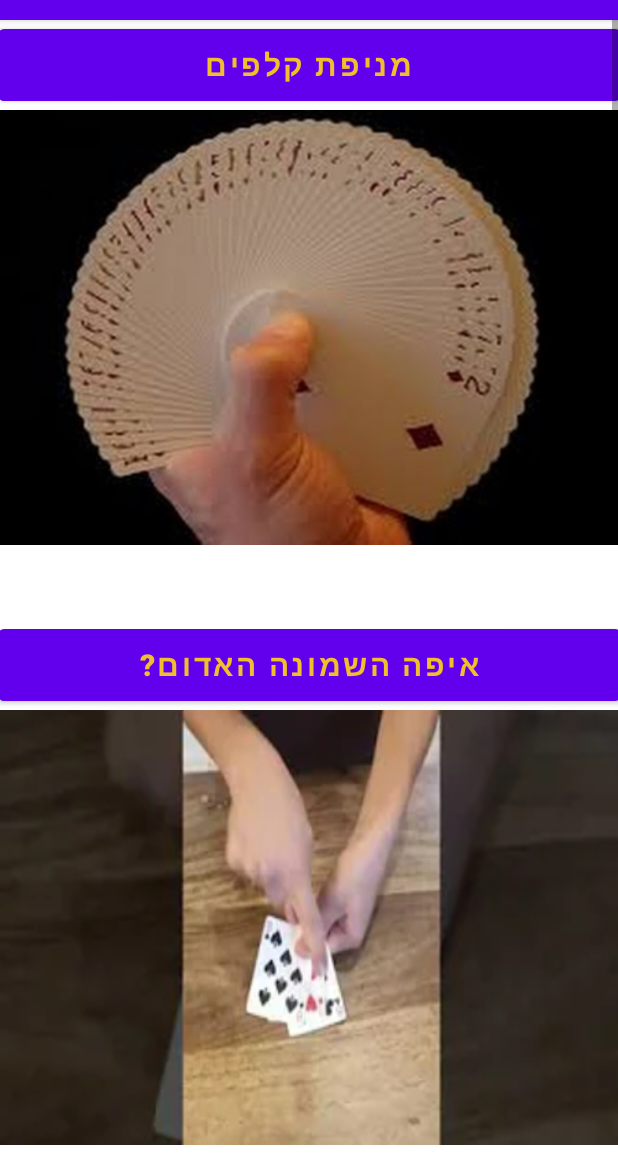
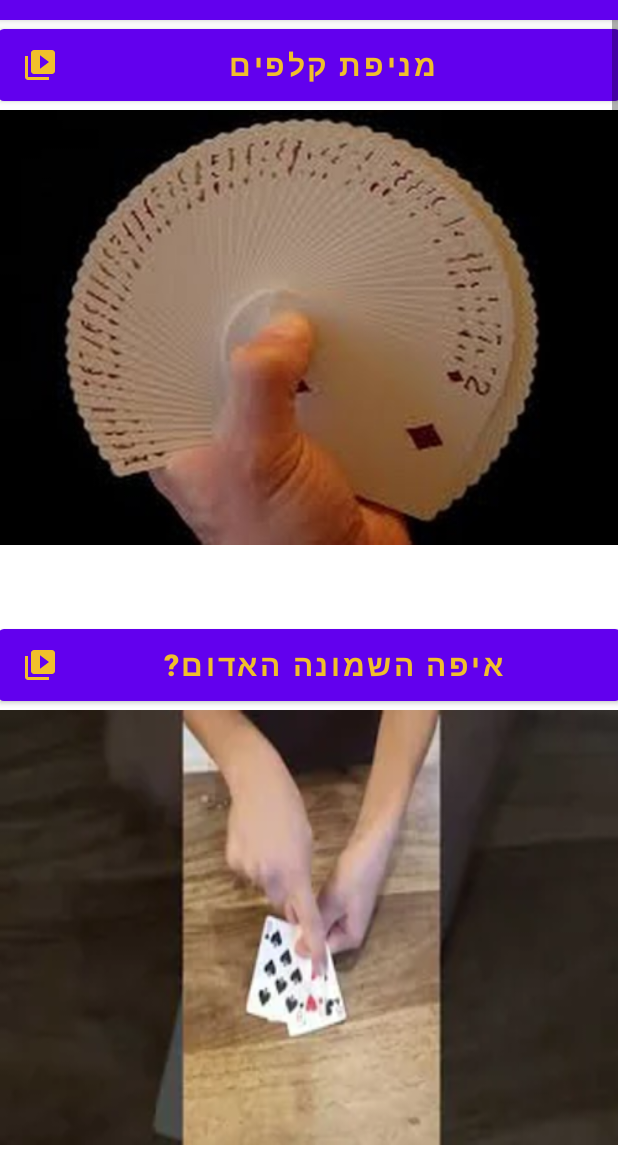
Before and after one commit to 325898302/WorkMagic, an Android app: the LearnMagicActivity screen opened directly, with no data from a screen before it, on a phone screen of 412 x 824 dp, the part 64-1236 px from its top. Run offline under Robolectric (Android 15) with nearby library versions, the phone set to English and light mode, and no system bars; Roboto replaces fonts that are not available here.

Commit message:
icon vidio

```diff
--- a/app/src/main/java/com/example/workmagic/AboutShowActivity.java
+++ b/app/src/main/java/com/example/workmagic/AboutShowActivity.java
@@ -30,7 +30,7 @@ public class AboutShowActivity extends AppCompatActivity implements View.OnClick
     Button left;
     Button right;
     Button btPhone;
-    Button GifPhone; // sdhgggggggggggggg
+    Button GifPhone;
     ImageView imAnim;
     Button btWhatsApp;
     Dialog dialogDetails;
@@ -68,7 +68,7 @@ public class AboutShowActivity extends AppCompatActivity implements View.OnClick
         right.setOnClickListener(this);
         btPhone = findViewById(R.id.btPhone);
         btPhone.setOnClickListener(this);
-        GifPhone = findViewById(R.id.GifPhone); // rtherrrrrrrrrrrrrrrrrrrtnjh
+        GifPhone = findViewById(R.id.GifPhone);
         GifPhone.setOnClickListener(this);
         tv1 = findViewById(R.id.tv1);
     }
@@ -190,7 +190,7 @@ public class AboutShowActivity extends AppCompatActivity implements View.OnClick
             }
         }
 
-        if (v == GifPhone) { // fhdynftmjynnnnnnnnnnnnnf
+        if (v == GifPhone) {
 
             Intent intent = new Intent();
             Uri data = Uri.parse("tel:" + "0503407888");
--- /dev/null
+++ b/app/src/main/res/drawable/vid_ic.xml
@@ -0,0 +1,5 @@
+<vector android:height="24dp" android:tint="#F1BF2B"
+    android:viewportHeight="24" android:viewportWidth="24"
+    android:width="24dp" xmlns:android="http://schemas.android.com/apk/res/android">
+    <path android:fillColor="@android:color/white" android:pathData="M4,6L2,6v14c0,1.1 0.9,2 2,2h14v-2L4,20L4,6zM20,2L8,2c-1.1,0 -2,0.9 -2,2v12c0,1.1 0.9,2 2,2h12c1.1,0 2,-0.9 2,-2L22,4c0,-1.1 -0.9,-2 -2,-2zM12,14.5v-9l6,4.5 -6,4.5z"/>
+</vector>
--- a/app/src/main/res/layout/activity_learnmagic.xml
+++ b/app/src/main/res/layout/activity_learnmagic.xml
@@ -20,7 +20,8 @@
             android:text="מניפת קלפים"
             android:textColor="#F1BF2B"
             android:textSize="20dp"
-            android:textStyle="bold" />
+            android:textStyle="bold"
+            android:drawableLeft="@drawable/vid_ic"/>
 
         <ImageView
             android:layout_width="415dp"
@@ -36,7 +37,8 @@
             android:text="איפה השמונה האדום?"
             android:textColor="#F1BF2B"
             android:textSize="20dp"
-            android:textStyle="bold" />
+            android:textStyle="bold"
+            android:drawableLeft="@drawable/vid_ic"/>
 
         <ImageView
             android:layout_width="415dp"
@@ -53,7 +55,8 @@
             android:text="מלכים מוצאים מלכות"
             android:textColor="#F1BF2B"
             android:textSize="20dp"
-            android:textStyle="bold" />
+            android:textStyle="bold"
+            android:drawableLeft="@drawable/vid_ic"/>
 
         <ImageView
             android:layout_width="415dp"
@@ -70,7 +73,8 @@
             android:text="4 קלפי שמונה יהלום"
             android:textColor="#F1BF2B"
             android:textSize="20dp"
-            android:textStyle="bold" />
+            android:textStyle="bold"
+            android:drawableLeft="@drawable/vid_ic"/>
 
         <ImageView
             android:layout_width="415dp"
@@ -87,7 +91,8 @@
             android:text="קסם אדום שחור"
             android:textColor="#F1BF2B"
             android:textSize="20dp"
-            android:textStyle="bold" />
+            android:textStyle="bold"
+            android:drawableLeft="@drawable/vid_ic"/>
 
         <ImageView
             android:layout_width="415dp"
@@ -104,7 +109,8 @@
             android:text="קלף ידוע מראש"
             android:textColor="#F1BF2B"
             android:textSize="20dp"
-            android:textStyle="bold" />
+            android:textStyle="bold"
+            android:drawableLeft="@drawable/vid_ic"/>
 
         <ImageView
             android:layout_width="415dp"
```
Also changed, not shown: app/src/main/res/layout/activity_aboutshow.xml (+1 -8 lines), app/src/main/res/layout/activity_main.xml (+7 -13 lines), app/src/main/res/drawable/firecard.png (renamed from app/src/main/res/drawable/card2.png), app/src/main/res/drawable/show11.jpeg (deleted), app/src/main/res/drawable/show5.jpeg.
